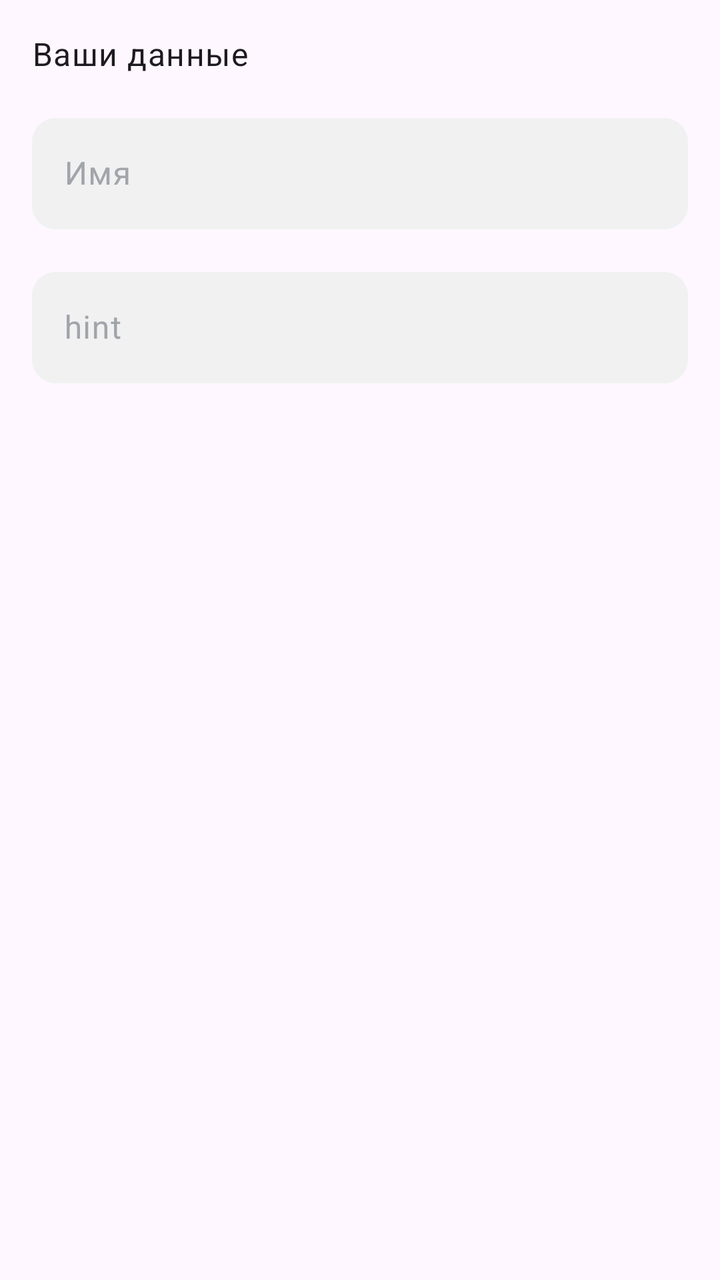
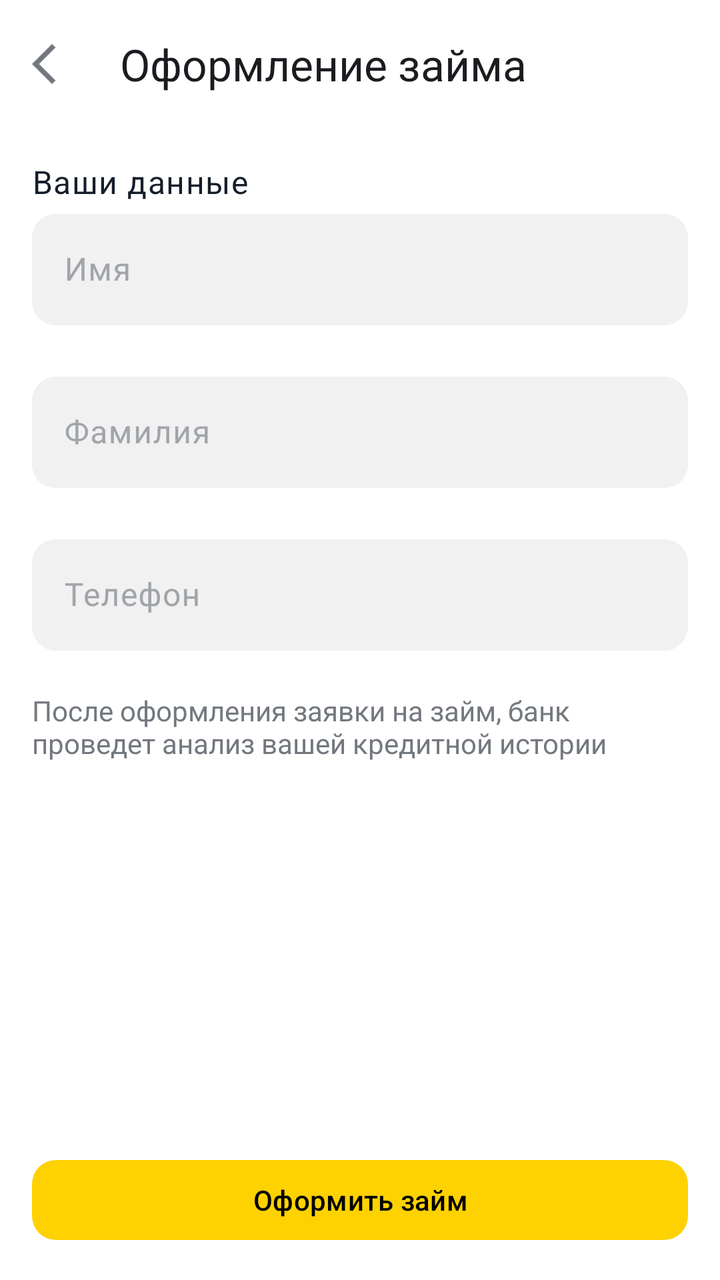

An Android layout rendered at two revisions. The XML below is the earlier revision; the diff shows what the commit changed to produce the second picture.
<!-- AndroidManifest.xml: application theme Theme.KorotaevaHomework -->
<!-- res/layout/fragment_form.xml -->
<?xml version="1.0" encoding="utf-8"?>
<LinearLayout xmlns:android="http://schemas.android.com/apk/res/android"
    xmlns:app="http://schemas.android.com/apk/res-auto"
    xmlns:tools="http://schemas.android.com/tools"
    android:layout_width="match_parent"
    android:layout_height="match_parent"
    android:orientation="vertical"
    android:padding="16.dp"
    tools:context=".form.FormFragment">

    <TextView
        style="@style/TextAppearance.Material3.BodyLarge"
        android:layout_width="wrap_content"
        android:layout_height="wrap_content"
        android:text="@string/your_data" />

    <com.google.android.material.textfield.TextInputLayout
        android:id="@+id/fir_surname"
        style="@style/CustomTextInputLayout"
        android:layout_width="match_parent"
        android:layout_height="wrap_content"
        android:layout_marginVertical="16.dp">

        <com.google.android.material.textfield.TextInputEditText
            android:id="@+id/ed_surname"
            android:layout_width="match_parent"
            android:layout_height="wrap_content"
            android:hint="@string/name" />
    </com.google.android.material.textfield.TextInputLayout>

    <com.google.android.material.textfield.TextInputLayout
        style="@style/CustomTextInputLayout"
        android:layout_width="match_parent"
        android:layout_height="wrap_content">

        <com.google.android.material.textfield.TextInputEditText
            android:layout_width="match_parent"
            android:layout_height="wrap_content"
            android:hint="hint" />
    </com.google.android.material.textfield.TextInputLayout>


</LinearLayout>
<!-- resources referenced by this layout -->
<resources>
  <string name="name">Имя</string>
  <string name="your_data">Ваши данные</string>
  <style name="CustomTextInputLayout" parent="Widget.Material3.TextInputLayout.OutlinedBox">
          <item name="shapeAppearanceOverlay">@style/RoundedTextInputLayout</item>
          <item name="boxStrokeColor">@color/edit_text_stroke_selector</item>
          <item name="hintTextColor">?attr/colorOnBackground</item>
          <item name="cursorColor">?attr/colorOnSurface</item>
          <item name="boxBackgroundColor">@color/edit_text_bg_selector</item>
          <item name="android:textColorHint">?attr/colorOnSecondary</item>
      </style>
  <style name="Theme.KorotaevaHomework" parent="Base.Theme.KorotaevaHomework" />
  <style name="RoundedTextInputLayout" parent="">
          <item name="cornerFamily">rounded</item>
          <item name="cornerSize">12dp</item>
      </style>
  <style name="Base.Theme.KorotaevaHomework" parent="Theme.Material3.DayNight.NoActionBar">
          <item name="myInputBackground">@color/bg_day_secondary</item>
          <item name="myBorderBackground">@color/border_day</item>
          <item name="colorOnSecondary">@color/font_day_disable</item>
          <item name="colorOnBackground">@color/font_day_secondary</item>
      </style>
  <color name="bg_day_secondary">#FFF1F1F2</color>
  <color name="border_day">#FF959698</color>
  <color name="font_day_disable">#FFA1A5AA</color>
  <color name="font_day_secondary">#FF73787F</color>
</resources>

<!-- the commit's change to res/layout/fragment_form.xml (unified diff, before → after) -->
@@ -4,40 +4,93 @@
     xmlns:tools="http://schemas.android.com/tools"
     android:layout_width="match_parent"
     android:layout_height="match_parent"
+    android:background="?attr/colorSurface"
     android:orientation="vertical"
-    android:padding="16.dp"
     tools:context=".form.FormFragment">
 
-    <TextView
-        style="@style/TextAppearance.Material3.BodyLarge"
-        android:layout_width="wrap_content"
-        android:layout_height="wrap_content"
-        android:text="@string/your_data" />
-
-    <com.google.android.material.textfield.TextInputLayout
-        android:id="@+id/fir_surname"
-        style="@style/CustomTextInputLayout"
+    <com.google.android.material.appbar.MaterialToolbar
+        android:id="@+id/toolbar"
         android:layout_width="match_parent"
         android:layout_height="wrap_content"
-        android:layout_marginVertical="16.dp">
+        app:navigationIcon="@drawable/arrow_back"
+        app:navigationIconTint="?attr/colorOnBackground"
+        app:title="@string/title_form" />
 
-        <com.google.android.material.textfield.TextInputEditText
-            android:id="@+id/ed_surname"
+    <LinearLayout
+        android:layout_width="match_parent"
+        android:layout_height="wrap_content"
+        android:orientation="vertical"
+        android:padding="16dp">
+
+        <TextView
+            style="@style/TextAppearance.Material3.BodyLarge"
+            android:layout_width="wrap_content"
+            android:layout_height="wrap_content"
+            android:text="@string/your_data"
+            android:textColor="?attr/colorOnSurfaceVariant" />
+
+        <com.google.android.material.textfield.TextInputLayout
+            android:id="@+id/fir_name"
+            style="@style/CustomTextInputLayout"
             android:layout_width="match_parent"
             android:layout_height="wrap_content"
-            android:hint="@string/name" />
-    </com.google.android.material.textfield.TextInputLayout>
+            app:errorEnabled="true">
 
-    <com.google.android.material.textfield.TextInputLayout
-        style="@style/CustomTextInputLayout"
-        android:layout_width="match_parent"
-        android:layout_height="wrap_content">
+            <com.google.android.material.textfield.TextInputEditText
+                android:id="@+id/ed_name"
+                android:layout_width="match_parent"
+                android:layout_height="wrap_content"
+                android:hint="@string/name" />
+        </com.google.android.material.textfield.TextInputLayout>
 
-        <com.google.android.material.textfield.TextInputEditText
+        <com.google.android.material.textfield.TextInputLayout
+            android:id="@+id/fir_surname"
+            style="@style/CustomTextInputLayout"
             android:layout_width="match_parent"
             android:layout_height="wrap_content"
-            android:hint="hint" />
-    </com.google.android.material.textfield.TextInputLayout>
+            app:errorEnabled="true">
 
+            <com.google.android.material.textfield.TextInputEditText
+                android:id="@+id/ed_surname"
+                android:layout_width="match_parent"
+                android:layout_height="wrap_content"
+                android:hint="@string/surname" />
+        </com.google.android.material.textfield.TextInputLayout>
 
+        <com.google.android.material.textfield.TextInputLayout
+            android:id="@+id/fir_number"
+            style="@style/CustomTextInputLayout"
+            android:layout_width="match_parent"
+            android:layout_height="wrap_content"
+            app:errorEnabled="true">
+
+            <com.google.android.material.textfield.TextInputEditText
+                android:id="@+id/ed_number"
+                android:layout_width="match_parent"
+                android:layout_height="wrap_content"
+                android:ems="10"
+                android:hint="@string/number"
+                android:inputType="phone" />
+        </com.google.android.material.textfield.TextInputLayout>
+
+        <TextView
+            android:layout_width="match_parent"
+            android:layout_height="wrap_content"
+            android:text="@string/form_condition"
+            android:textColor="?attr/colorOnBackground" />
+
+        <View
+            android:layout_width="match_parent"
+            android:layout_height="0dp"
+            android:layout_weight="1" />
+
+        <Button
+            android:id="@+id/confirm_button"
+            android:layout_width="match_parent"
+            android:layout_height="wrap_content"
+            android:padding="8.dp"
+            android:text="@string/take_loan"
+            android:textColor="@color/black"
+            app:cornerRadius="12.dp" />
+    </LinearLayout>
 </LinearLayout>
<!-- resource entries referenced after the edit -->
@@ -1,6 +1,18 @@
 <!-- resources referenced by this layout -->
 <resources>
+  <color name="black">#FF000000</color>
+  <!-- drawable arrow_back (drawable) -->
+  <vector xmlns:android="http://schemas.android.com/apk/res/android" android:autoMirrored="true" android:height="24dp" android:tint="#000000" android:viewportHeight="960" android:viewportWidth="960" android:width="24dp">
+        
+      <path android:fillColor="@android:color/white" android:pathData="M400,880L0,480L400,80L471,151L142,480L471,809L400,880Z"/>
+      
+  </vector>
+  <string name="form_condition">После оформления заявки на займ, банк проведет анализ вашей кредитной истории</string>
   <string name="name">Имя</string>
+  <string name="number">Телефон</string>
+  <string name="surname">Фамилия</string>
+  <string name="take_loan">Оформить займ</string>
+  <string name="title_form">Оформление займа</string>
   <string name="your_data">Ваши данные</string>
   <style name="CustomTextInputLayout" parent="Widget.Material3.TextInputLayout.OutlinedBox">
           <item name="shapeAppearanceOverlay">@style/RoundedTextInputLayout</item>
@@ -20,10 +32,16 @@
           <item name="myBorderBackground">@color/border_day</item>
           <item name="colorOnSecondary">@color/font_day_disable</item>
           <item name="colorOnBackground">@color/font_day_secondary</item>
+          <item name="colorSurface">@color/bg_day_primary</item>
+          <item name="colorOnSurfaceVariant">@color/bg_night_primary</item>
+          <item name="colorPrimary">@color/primary</item>
       </style>
   <color name="bg_day_secondary">#FFF1F1F2</color>
   <color name="border_day">#FF959698</color>
   <color name="font_day_disable">#FFA1A5AA</color>
   <color name="font_day_secondary">#FF73787F</color>
+  <color name="bg_day_primary">#FFFFFFFF</color>
+  <color name="bg_night_primary">#FF151E2A</color>
+  <color name="primary">#FFFED200</color>
 </resources>
 
